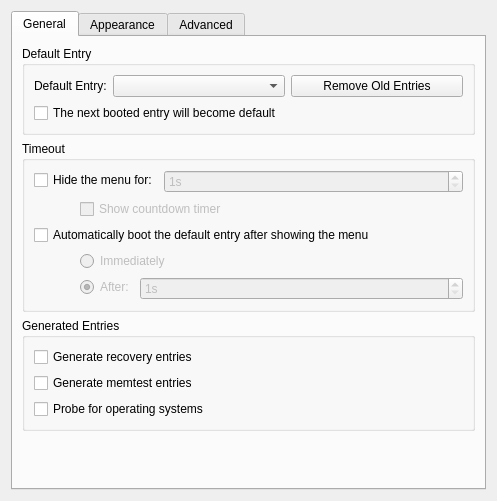
Old version of the form ui/kcm_grub2.ui in the repository maz-1/grub2-editor.
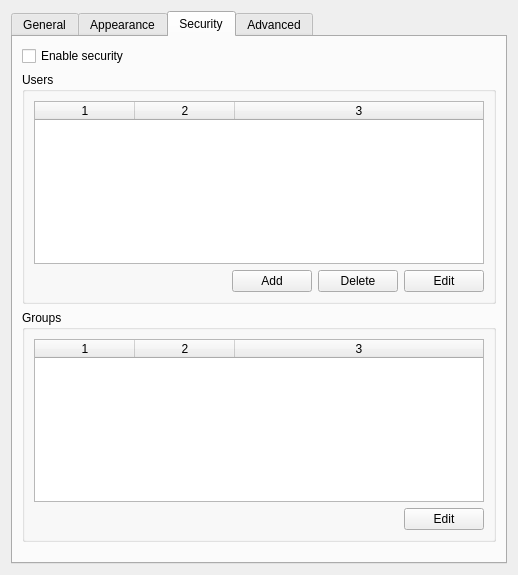
New version of the form. The open tabs and pages were chosen to show the change. Custom widgets are drawn as their Qt base class.

Commit message: initial seurity support : view all available groups

Diff of the .ui file:
```diff
--- a/ui/kcm_grub2.ui
+++ b/ui/kcm_grub2.ui
@@ -6,8 +6,8 @@
    <rect>
     <x>0</x>
     <y>0</y>
-    <width>484</width>
-    <height>499</height>
+    <width>518</width>
+    <height>575</height>
    </rect>
   </property>
   <layout class="QGridLayout" name="gridLayout_6">
@@ -103,7 +103,7 @@
              <bool>false</bool>
             </property>
             <property name="text">
-             <string comment="@option:radio">Immediately</string>
+             <string comment="@option:radio">&amp;Immediately</string>
             </property>
            </widget>
           </item>
@@ -128,7 +128,7 @@
                <bool>false</bool>
               </property>
               <property name="text">
-               <string comment="@option:radio">After:</string>
+               <string comment="@option:radio">&amp;After:</string>
               </property>
               <property name="checked">
                <bool>true</bool>
@@ -400,6 +400,190 @@
        </item>
       </layout>
      </widget>
+     <widget class="QWidget" name="tab_4">
+      <attribute name="title">
+       <string comment="@title:tab">Security</string>
+      </attribute>
+      <layout class="QGridLayout" name="gridLayout_9">
+       <item row="0" column="0">
+        <widget class="QCheckBox" name="secEnabled">
+         <property name="text">
+          <string>Enable security</string>
+         </property>
+        </widget>
+       </item>
+       <item row="1" column="0">
+        <widget class="QGroupBox" name="usersGroup">
+         <property name="sizePolicy">
+          <sizepolicy hsizetype="Preferred" vsizetype="Maximum">
+           <horstretch>0</horstretch>
+           <verstretch>0</verstretch>
+          </sizepolicy>
+         </property>
+         <property name="title">
+          <string>Users</string>
+         </property>
+         <layout class="QGridLayout" name="gridLayout_7">
+          <item row="0" column="0">
+           <widget class="QTableWidget" name="users">
+            <property name="sizePolicy">
+             <sizepolicy hsizetype="Expanding" vsizetype="Maximum">
+              <horstretch>0</horstretch>
+              <verstretch>0</verstretch>
+             </sizepolicy>
+            </property>
+            <property name="alternatingRowColors">
+             <bool>true</bool>
+            </property>
+            <property name="selectionBehavior">
+             <enum>QAbstractItemView::SelectRows</enum>
+            </property>
+            <property name="sortingEnabled">
+             <bool>false</bool>
+            </property>
+            <property name="columnCount">
+             <number>3</number>
+            </property>
+            <attribute name="horizontalHeaderShowSortIndicator" stdset="0">
+             <bool>false</bool>
+            </attribute>
+            <attribute name="horizontalHeaderStretchLastSection">
+             <bool>true</bool>
+            </attribute>
+            <attribute name="verticalHeaderVisible">
+             <bool>false</bool>
+            </attribute>
+            <attribute name="verticalHeaderShowSortIndicator" stdset="0">
+             <bool>false</bool>
+            </attribute>
+            <column/>
+            <column/>
+            <column/>
+           </widget>
+          </item>
+          <item row="1" column="0">
+           <layout class="QHBoxLayout" name="horizontalLayout_4">
+            <item>
+             <spacer name="horizontalSpacer">
+              <property name="orientation">
+               <enum>Qt::Horizontal</enum>
+              </property>
+              <property name="sizeHint" stdset="0">
+               <size>
+                <width>40</width>
+                <height>20</height>
+               </size>
+              </property>
+             </spacer>
+            </item>
+            <item>
+             <widget class="QPushButton" name="userAdd">
+              <property name="text">
+               <string>Add</string>
+              </property>
+             </widget>
+            </item>
+            <item>
+             <widget class="QPushButton" name="userDel">
+              <property name="text">
+               <string>Delete</string>
+              </property>
+             </widget>
+            </item>
+            <item>
+             <widget class="QPushButton" name="userMod">
+              <property name="text">
+               <string>Edit</string>
+              </property>
+             </widget>
+            </item>
+           </layout>
+          </item>
+         </layout>
+        </widget>
+       </item>
+       <item row="2" column="0">
+        <widget class="QGroupBox" name="groupsGroup">
+         <property name="sizePolicy">
+          <sizepolicy hsizetype="Preferred" vsizetype="Maximum">
+           <horstretch>0</horstretch>
+           <verstretch>0</verstretch>
+          </sizepolicy>
+         </property>
+         <property name="title">
+          <string>Groups</string>
+         </property>
+         <layout class="QGridLayout" name="gridLayout_8">
+          <item row="0" column="0">
+           <widget class="QTableWidget" name="groups">
+            <property name="sizePolicy">
+             <sizepolicy hsizetype="Expanding" vsizetype="Maximum">
+              <horstretch>0</horstretch>
+              <verstretch>0</verstretch>
+             </sizepolicy>
+            </property>
+            <property name="alternatingRowColors">
+             <bool>true</bool>
+            </property>
+            <property name="selectionBehavior">
+             <enum>QAbstractItemView::SelectRows</enum>
+            </property>
+            <property name="columnCount">
+             <number>3</number>
+            </property>
+            <attribute name="horizontalHeaderStretchLastSection">
+             <bool>true</bool>
+            </attribute>
+            <attribute name="verticalHeaderVisible">
+             <bool>false</bool>
+            </attribute>
+            <column/>
+            <column/>
+            <column/>
+           </widget>
+          </item>
+          <item row="1" column="0">
+           <layout class="QHBoxLayout" name="horizontalLayout_6">
+            <item>
+             <spacer name="horizontalSpacer_7">
+              <property name="orientation">
+               <enum>Qt::Horizontal</enum>
+              </property>
+              <property name="sizeHint" stdset="0">
+               <size>
+                <width>420</width>
+                <height>20</height>
+               </size>
+              </property>
+             </spacer>
+            </item>
+            <item>
+             <widget class="QPushButton" name="groupMod">
+              <property name="text">
+               <string>Edit</string>
+              </property>
+             </widget>
+            </item>
+           </layout>
+          </item>
+         </layout>
+        </widget>
+       </item>
+       <item row="3" column="0">
+        <spacer name="verticalSpacer_2">
+         <property name="orientation">
+          <enum>Qt::Vertical</enum>
+         </property>
+         <property name="sizeHint" stdset="0">
+          <size>
+           <width>20</width>
+           <height>40</height>
+          </size>
+         </property>
+        </spacer>
+       </item>
+      </layout>
+     </widget>
      <widget class="QWidget" name="tab_2">
       <attribute name="title">
        <string comment="@title:tab Refers to settings.">Advanced</string>
@@ -470,7 +654,7 @@
            </widget>
           </item>
           <item row="0" column="1">
-           <layout class="QHBoxLayout" name="horizontalLayout_4">
+           <layout class="QHBoxLayout" name="horizontalLayout_8">
             <item>
              <widget class="KLineEdit" name="klineedit_terminal"/>
             </item>
@@ -512,7 +696,7 @@
            </widget>
           </item>
           <item row="2" column="1">
-           <layout class="QHBoxLayout" name="horizontalLayout_6">
+           <layout class="QHBoxLayout" name="horizontalLayout_9">
             <item>
              <widget class="KLineEdit" name="klineedit_terminalOutput"/>
             </item>
@@ -595,7 +779,7 @@
          <property name="title">
           <string comment="@title:group">Tools</string>
          </property>
-         <layout class="QGridLayout" name="gridLayout_8">
+         <layout class="QGridLayout" name="gridLayout_10">
           <item row="0" column="0">
            <widget class="QPushButton" name="kpushbutton_install">
             <property name="sizePolicy">
@@ -624,16 +808,16 @@
    <extends>QComboBox</extends>
    <header>kcombobox.h</header>
   </customwidget>
+  <customwidget>
+   <class>KUrlRequester</class>
+   <extends>QWidget</extends>
+   <header>kurlrequester.h</header>
+  </customwidget>
   <customwidget>
    <class>KLineEdit</class>
    <extends>QLineEdit</extends>
    <header>klineedit.h</header>
   </customwidget>
-  <customwidget>
-   <class>KUrlRequester</class>
-   <extends>QFrame</extends>
-   <header>kurlrequester.h</header>
-  </customwidget>
  </customwidgets>
  <resources/>
  <connections/>
```
Left out of the diff: 2 changed lines with no effect on the pictures. The commit also changes 8 other files.
